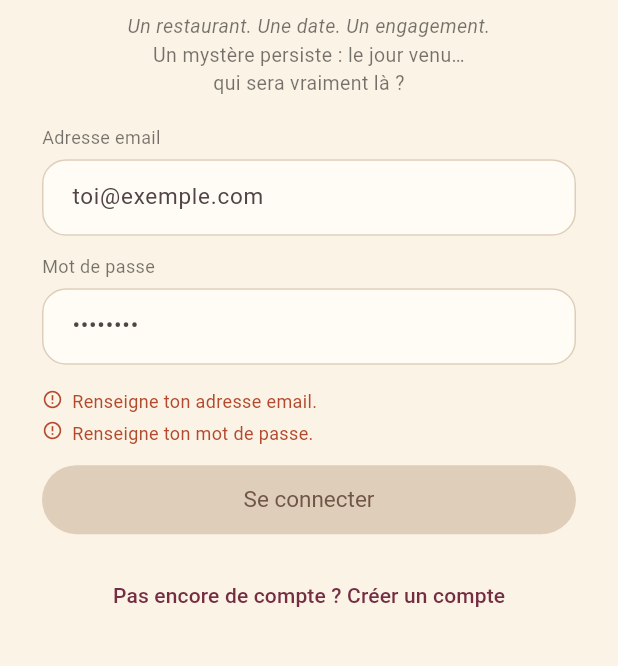
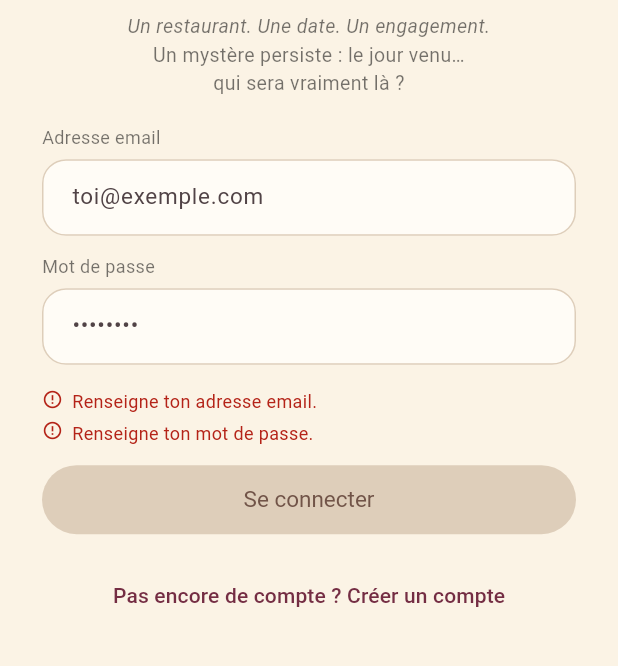
Before and after one commit to kevinarner/le_pacte, a Flutter app: the screen it shows after launch, on a phone screen of 412 x 824 dp, the part 422-1088 px from its top. Run offline on Flutter 3.47's test engine with Material 3 defaults, Android fonts, the phone set to English and light mode, and no system bars; our stand-ins replace firebase_core, firebase_messaging, image_picker, supabase_flutter, timezone; missing offline and left inert: dart:js_interop; accounts and stored records are empty; Roboto replaces fonts that are missing (Arial).

Commit message:
Couleur d'erreur : rouge d'alerte #B42318
Choisi à la place de la brique #B3492E après comparaison des deux versions.

Co-Authored-By: Claude Opus 5.5 <noreply@anthropic.com>
Claude-Session: https://claude.ai/code/session_0134KwfUWdh2iAnKQBVVEK2n

```diff
--- a/lib/theme/app_theme.dart
+++ b/lib/theme/app_theme.dart
@@ -9,8 +9,8 @@ import '../models/statut_pacte.dart';
 /// actions principales et les temps forts. Les noms historiques des
 /// constantes sont conservés pour ne pas toucher aux écrans. `accentFonce`
 /// et `accentClair` sont dérivés du bordeaux (le site n'en a pas) ;
-/// `erreur` reste dans une famille orangée, distincte du bordeaux, pour ne
-/// jamais confondre un message d'erreur avec la couleur de marque.
+/// `erreur` est un rouge d'alerte franc, plus vif et plus chaud que le
+/// bordeaux, choisi le 21/11 pour être reconnu d'emblée comme une erreur.
 class AppColors {
   static const background = Color(0xFFFBF3E5); // --sw-bg
   static const backgroundOuter = Color(0xFFF0E3D0);
@@ -24,7 +24,7 @@ class AppColors {
   static const pecheClair = Color(0xFFF4E4CB); // fond du sceau
   static const neutre = Color(0xFFEEE2D0); // fond des encadrés
   static const outline = Color(0xFFDECEBA); // --sw-line
-  static const erreur = Color(0xFFB3492E);
+  static const erreur = Color(0xFFB42318);
 }
 
 /// Polices du site : Georgia (graisse normale) pour les titres, Arial pour
```
Also changed, not shown: 1 other file.
